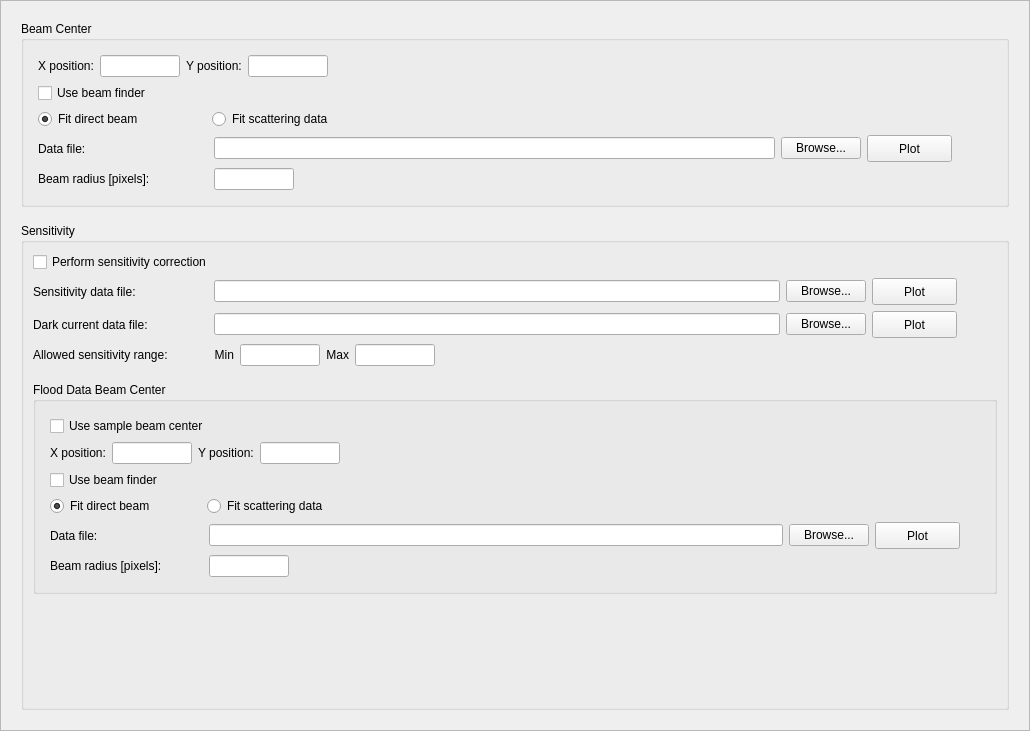
mantidproject/mantid, file Code/Mantid/scripts/Interface/ui/sans/hfir_detector.ui: the form before one commit.
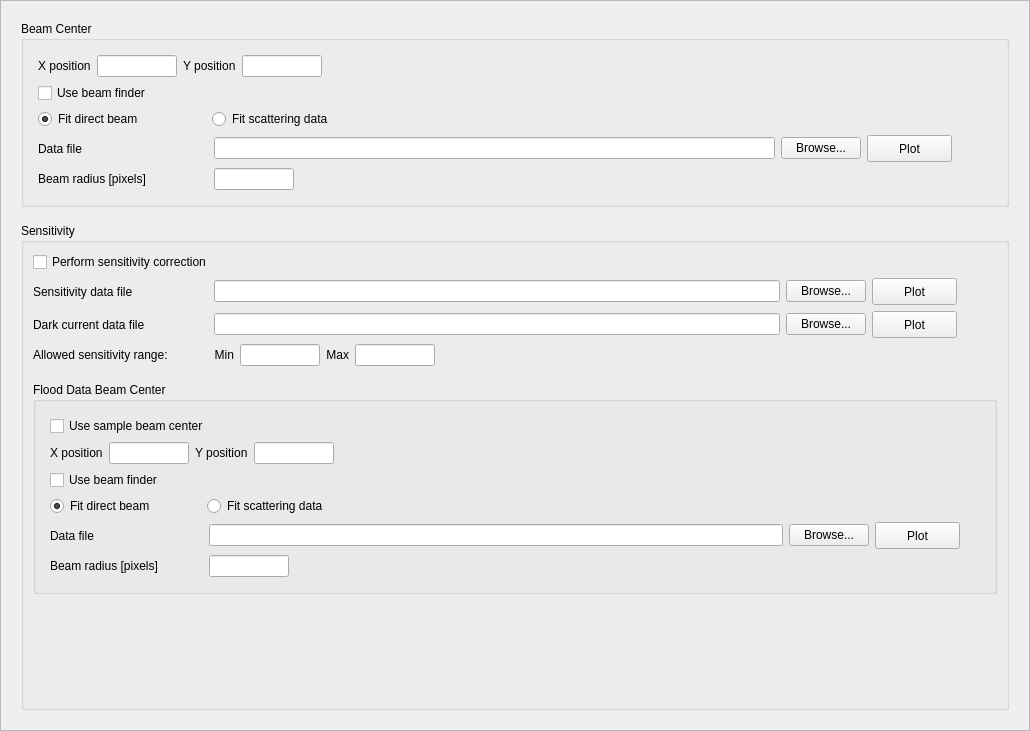
The form after the commit.

```diff
--- a/Code/Mantid/scripts/Interface/ui/sans/hfir_detector.ui
+++ b/Code/Mantid/scripts/Interface/ui/sans/hfir_detector.ui
@@ -75,7 +75,7 @@
                  </sizepolicy>
                 </property>
                 <property name="text">
-                 <string>X position:</string>
+                 <string>X position</string>
                 </property>
                </widget>
               </item>
@@ -107,7 +107,7 @@
                  </sizepolicy>
                 </property>
                 <property name="text">
-                 <string>Y position:</string>
+                 <string>Y position</string>
                 </property>
                </widget>
               </item>
@@ -223,8 +223,14 @@
                   <height>0</height>
                  </size>
                 </property>
+                <property name="maximumSize">
+                 <size>
+                  <width>170</width>
+                  <height>16777215</height>
+                 </size>
+                </property>
                 <property name="text">
-                 <string>Data file:                       </string>
+                 <string>Data file </string>
                 </property>
                </widget>
               </item>
@@ -308,7 +314,7 @@
                  </size>
                 </property>
                 <property name="text">
-                 <string>Beam radius [pixels]:</string>
+                 <string>Beam radius [pixels]</string>
                 </property>
                </widget>
               </item>
@@ -412,7 +418,7 @@
                </size>
               </property>
               <property name="text">
-               <string>Sensitivity data file:</string>
+               <string>Sensitivity data file</string>
               </property>
               <property name="alignment">
                <set>Qt::AlignLeading|Qt::AlignLeft|Qt::AlignVCenter</set>
@@ -517,7 +523,7 @@
                </size>
               </property>
               <property name="text">
-               <string>Dark current data file:</string>
+               <string>Dark current data file</string>
               </property>
               <property name="alignment">
                <set>Qt::AlignLeading|Qt::AlignLeft|Qt::AlignVCenter</set>
@@ -657,59 +663,6 @@
               </property>
              </widget>
             </item>
-            <item>
-             <widget class="QLineEdit" name="max_sensitivity_edit">
-              <property name="sizePolicy">
-               <sizepolicy hsizetype="Fixed" vsizetype="Fixed">
-                <horstretch>0</horstretch>
-                <verstretch>0</verstretch>
-               </sizepolicy>
-              </property>
-              <property name="minimumSize">
-               <size>
-                <width>80</width>
-                <height>0</height>
-               </size>
-              </property>
-              <property name="maximumSize">
-               <size>
-                <width>80</width>
-                <height>16777215</height>
-               </size>
-              </property>
-              <property name="toolTip">
-               <string>Enter the maximum allowed relative sensitivity for any given pixel.</string>
-              </property>
-             </widget>
-            </item>
-            <item>
-             <widget class="QLabel" name="sensitivity_max_label">
-              <property name="sizePolicy">
-               <sizepolicy hsizetype="Preferred" vsizetype="Preferred">
-                <horstretch>0</horstretch>
-                <verstretch>0</verstretch>
-               </sizepolicy>
-              </property>
-              <property name="minimumSize">
-               <size>
-                <width>0</width>
-                <height>0</height>
-               </size>
-              </property>
-              <property name="maximumSize">
-               <size>
-                <width>150</width>
-                <height>16777215</height>
-               </size>
-              </property>
-              <property name="text">
-               <string>Max</string>
-              </property>
-              <property name="alignment">
-               <set>Qt::AlignRight|Qt::AlignTrailing|Qt::AlignVCenter</set>
-              </property>
-             </widget>
-            </item>
             <item>
              <widget class="QLineEdit" name="min_sensitivity_edit">
               <property name="sizePolicy">
@@ -735,6 +688,59 @@
               </property>
              </widget>
             </item>
+            <item>
+             <widget class="QLabel" name="sensitivity_max_label">
+              <property name="sizePolicy">
+               <sizepolicy hsizetype="Preferred" vsizetype="Preferred">
+                <horstretch>0</horstretch>
+                <verstretch>0</verstretch>
+               </sizepolicy>
+              </property>
+              <property name="minimumSize">
+               <size>
+                <width>0</width>
+                <height>0</height>
+               </size>
+              </property>
+              <property name="maximumSize">
+               <size>
+                <width>150</width>
+                <height>16777215</height>
+               </size>
+              </property>
+              <property name="text">
+               <string>Max</string>
+              </property>
+              <property name="alignment">
+               <set>Qt::AlignRight|Qt::AlignTrailing|Qt::AlignVCenter</set>
+              </property>
+             </widget>
+            </item>
+            <item>
+             <widget class="QLineEdit" name="max_sensitivity_edit">
+              <property name="sizePolicy">
+               <sizepolicy hsizetype="Fixed" vsizetype="Fixed">
+                <horstretch>0</horstretch>
+                <verstretch>0</verstretch>
+               </sizepolicy>
+              </property>
+              <property name="minimumSize">
+               <size>
+                <width>80</width>
+                <height>0</height>
+               </size>
+              </property>
+              <property name="maximumSize">
+               <size>
+                <width>80</width>
+                <height>16777215</height>
+               </size>
+              </property>
+              <property name="toolTip">
+               <string>Enter the maximum allowed relative sensitivity for any given pixel.</string>
+              </property>
+             </widget>
+            </item>
             <item>
              <spacer name="horizontalSpacer_10">
               <property name="orientation">
@@ -813,7 +819,7 @@
                     </sizepolicy>
                    </property>
                    <property name="text">
-                    <string>X position:</string>
+                    <string>X position</string>
                    </property>
                   </widget>
                  </item>
@@ -845,7 +851,7 @@
                     </sizepolicy>
                    </property>
                    <property name="text">
-                    <string>Y position:</string>
+                    <string>Y position</string>
                    </property>
                   </widget>
                  </item>
@@ -985,7 +991,7 @@
                     </size>
                    </property>
                    <property name="text">
-                    <string>Data file:                       </string>
+                    <string>Data file</string>
                    </property>
                   </widget>
                  </item>
@@ -1069,7 +1075,7 @@
                     </size>
                    </property>
                    <property name="text">
-                    <string>Beam radius [pixels]:</string>
+                    <string>Beam radius [pixels]</string>
                    </property>
                   </widget>
                  </item>
```
Left out of the diff: 27 changed lines with no effect on the pictures.
